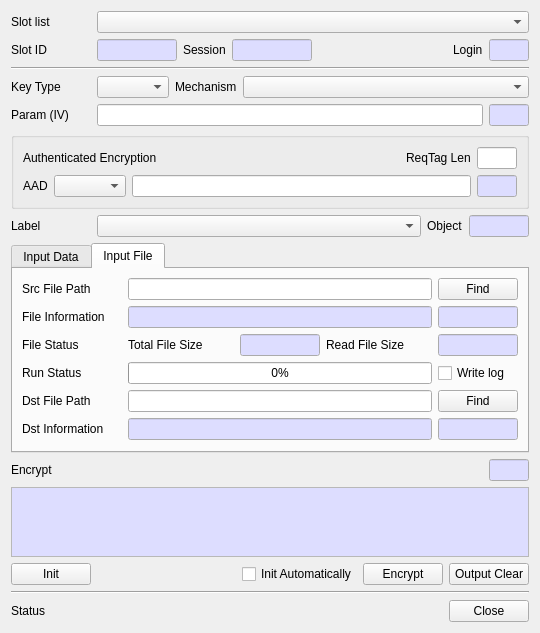
The window that CryptokiMan/encrypt_dlg.ui (jykim74/CryptokiMan) describes before a commit, drawn with Qt 5.
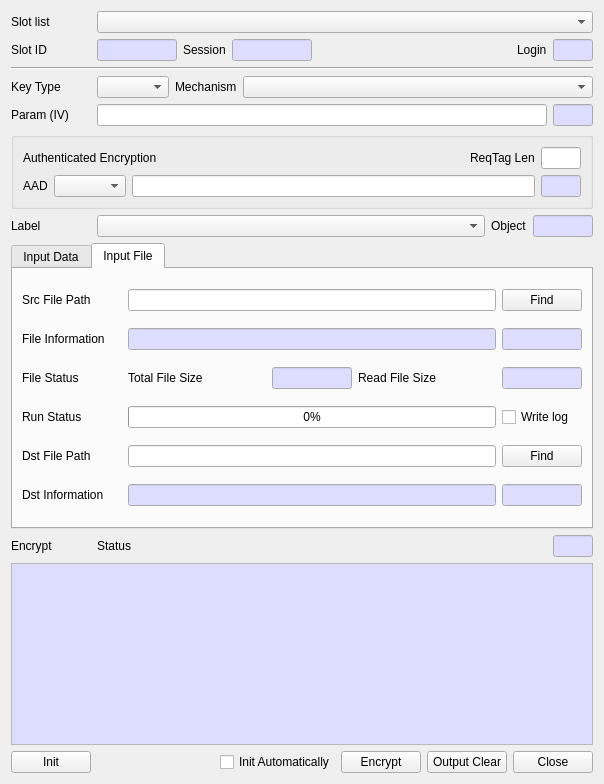
The same window after the commit.

Commit message: MacOS UI 개선

What changed in the file:
```diff
--- a/CryptokiMan/encrypt_dlg.ui
+++ b/CryptokiMan/encrypt_dlg.ui
@@ -6,8 +6,8 @@
    <rect>
     <x>0</x>
     <y>0</y>
-    <width>540</width>
-    <height>631</height>
+    <width>604</width>
+    <height>784</height>
    </rect>
   </property>
   <property name="windowTitle">
@@ -1311,6 +1311,19 @@
      <property name="topMargin">
       <number>0</number>
      </property>
+     <item row="0" column="2">
+      <spacer name="horizontalSpacer_5">
+       <property name="orientation">
+        <enum>Qt::Horizontal</enum>
+       </property>
+       <property name="sizeHint" stdset="0">
+        <size>
+         <width>40</width>
+         <height>20</height>
+        </size>
+       </property>
+      </spacer>
+     </item>
      <item row="0" column="0">
       <widget class="QLabel" name="label_11">
        <property name="minimumSize">
@@ -1330,7 +1343,7 @@
        </property>
       </widget>
      </item>
-     <item row="0" column="2">
+     <item row="0" column="3">
       <widget class="QLineEdit" name="mOutputLenText">
        <property name="minimumSize">
         <size>
@@ -1387,17 +1400,11 @@
       </widget>
      </item>
      <item row="0" column="1">
-      <spacer name="horizontalSpacer_5">
-       <property name="orientation">
-        <enum>Qt::Horizontal</enum>
+      <widget class="QLabel" name="mStatusLabel">
+       <property name="text">
+        <string>Status</string>
        </property>
-       <property name="sizeHint" stdset="0">
-        <size>
-         <width>40</width>
-         <height>20</height>
-        </size>
-       </property>
-      </spacer>
+      </widget>
      </item>
     </layout>
    </item>
@@ -1491,47 +1498,13 @@
        </property>
       </widget>
      </item>
-    </layout>
-   </item>
-   <item>
-    <widget class="Line" name="line_4">
-     <property name="orientation">
-      <enum>Qt::Horizontal</enum>
-     </property>
-    </widget>
-   </item>
-   <item>
-    <layout class="QGridLayout" name="gridLayout_6">
-     <property name="topMargin">
-      <number>0</number>
-     </property>
-     <item row="0" column="0">
-      <widget class="QLabel" name="mStatusLabel">
-       <property name="text">
-        <string>Status</string>
-       </property>
-      </widget>
-     </item>
-     <item row="0" column="2">
+     <item>
       <widget class="QPushButton" name="mCloseBtn">
        <property name="text">
         <string>Close</string>
        </property>
       </widget>
      </item>
-     <item row="0" column="1">
-      <spacer name="horizontalSpacer_4">
-       <property name="orientation">
-        <enum>Qt::Horizontal</enum>
-       </property>
-       <property name="sizeHint" stdset="0">
-        <size>
-         <width>40</width>
-         <height>20</height>
-        </size>
-       </property>
-      </spacer>
-     </item>
     </layout>
    </item>
   </layout>
```
Left out of the diff: 1 changed line with no effect on the pictures. The commit also changes 5 other files.
